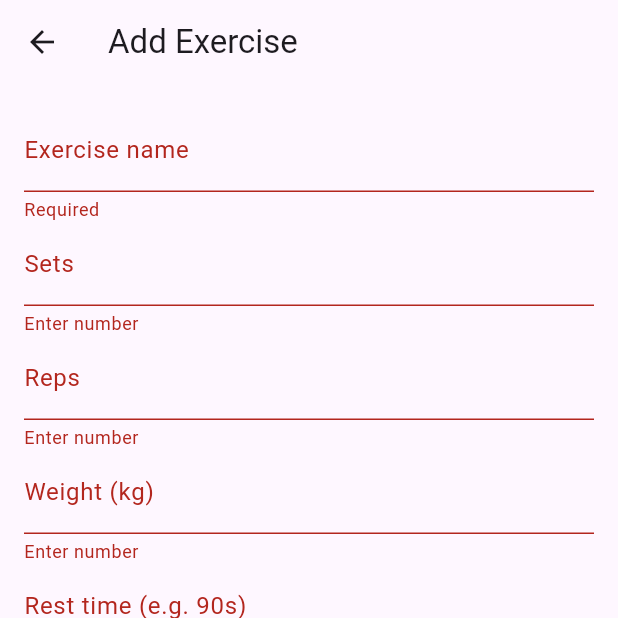
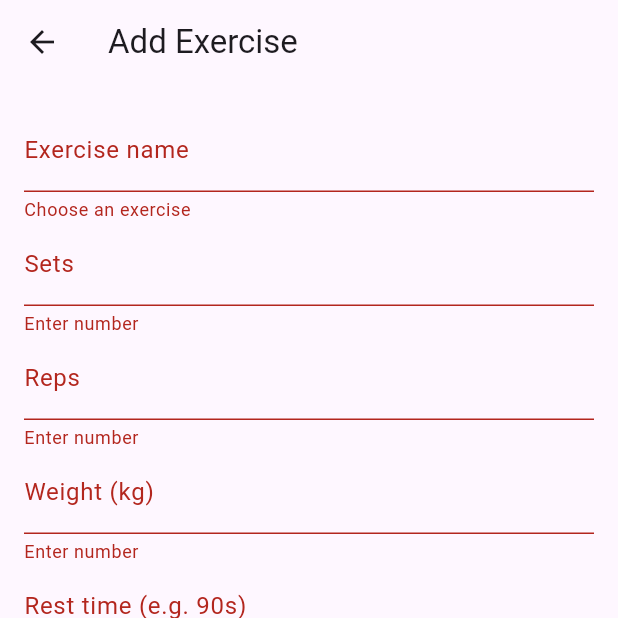
Before and after one commit to Maxime267/gym_app, a Flutter app: the AddExerciseToSession screen opened directly with empty values, after a tap on "Save", on a phone screen of 412 x 824 dp, the top half of it. Run offline on Flutter 3.47's test engine with Material 3 defaults, Android fonts, the phone set to English and light mode, and no system bars; our stand-ins replace bloc, flutter_bloc, shared_preferences; accounts and stored records are empty; network calls fail.

Commit message:
changement ajout ex, et delete pr les session

```diff
--- a/lib/logic/json_database/exercise_loader.dart
+++ b/lib/logic/json_database/exercise_loader.dart
@@ -24,6 +24,21 @@ class Exercise {
   }
 }
 
+Future<List<Exercise>> loadExerciseList() async {
+  final data = await loadExerciseData();
+  final Map<String, dynamic> rawGroups = data['exercise'];
+
+  final List<Exercise> allExercises = [];
+
+  rawGroups.forEach((muscleGroup, list) {
+    for (var item in list) {
+      allExercises.add(Exercise.fromJson(item));
+    }
+  });
+
+  return allExercises;
+}
+
 Future<Map<String, dynamic>> loadExerciseData() async {
   final String jsonString = await rootBundle.loadString('assets/exercise.json');
   return json.decode(jsonString);
--- a/lib/presentation/screen/add_ex_to_session.dart
+++ b/lib/presentation/screen/add_ex_to_session.dart
@@ -1,6 +1,7 @@
 import 'package:flutter/material.dart';
 import '../../logic/session_logic/session_storage.dart';
 import '../../logic/session_logic/workout_program_class.dart';
+import '../../logic/json_database/exercise_loader.dart';
 
 class AddExerciseToSession extends StatefulWidget {
   final int session_id;
@@ -14,16 +15,33 @@ class AddExerciseToSession extends StatefulWidget {
 class _AddExerciseToSessionState extends State<AddExerciseToSession> {
   final _formKey = GlobalKey<FormState>();
 
-  final nameCtrl = TextEditingController();
   final setCtrl = TextEditingController();
   final repCtrl = TextEditingController();
   final weightCtrl = TextEditingController();
   final restCtrl = TextEditingController();
 
+  final TextEditingController _autocompleteController = TextEditingController();
+
+  Exercise? selectedExercise;
+  List<Exercise> _exerciseList = [];
+
+  @override
+  void initState() {
+    super.initState();
+    _loadExercises();
+  }
+
+  Future<void> _loadExercises() async {
+    final exercises = await loadExerciseList();
+    setState(() {
+      _exerciseList = exercises;
+    });
+  }
+
   Future<void> _submitExercise() async {
     if (_formKey.currentState?.validate() ?? false) {
       final newExercise = workout_program(
-        name: nameCtrl.text.trim(),
+        name: selectedExercise!.name,
         set: int.parse(setCtrl.text),
         repetition: int.parse(repCtrl.text),
         weight: int.parse(weightCtrl.text),
@@ -41,11 +59,11 @@ class _AddExerciseToSessionState extends State<AddExerciseToSession> {
 
   @override
   void dispose() {
-    nameCtrl.dispose();
     setCtrl.dispose();
     repCtrl.dispose();
     weightCtrl.dispose();
     restCtrl.dispose();
+    _autocompleteController.dispose();
     super.dispose();
   }
 
@@ -59,10 +77,28 @@ class _AddExerciseToSessionState extends State<AddExerciseToSession> {
           key: _formKey,
           child: ListView(
             children: [
-              TextFormField(
-                controller: nameCtrl,
-                decoration: const InputDecoration(labelText: 'Exercise name'),
-                validator: (val) => val == null || val.isEmpty ? 'Required' : null,
+              Autocomplete<Exercise>(
+                optionsBuilder: (TextEditingValue textEditingValue) {
+                  if (textEditingValue.text.isEmpty) return const Iterable<Exercise>.empty();
+                    return _exerciseList.where((ex) =>
+                    ex.name.toLowerCase().contains(textEditingValue.text.toLowerCase()));
+                },
+                displayStringForOption: (Exercise ex) => ex.name,
+                onSelected: (Exercise ex) {
+                  setState(() {
+                    selectedExercise = ex;
+                    _autocompleteController.text = ex.name;
+                  });
+                },
+                fieldViewBuilder: (context, controller, focusNode, onFieldSubmitted) {
+                  _autocompleteController.value = controller.value;
+                  return TextFormField(
+                    controller: controller,
+                    focusNode: focusNode,
+                    decoration: const InputDecoration(labelText: 'Exercise name'),
+                    validator: (_) => selectedExercise == null ? 'Choose an exercise' : null,
+                  );
+                },
               ),
               TextFormField(
                 controller: setCtrl,
```
Also changed, not shown: lib/presentation/screen/edit_screen.dart (+41 -9 lines).
